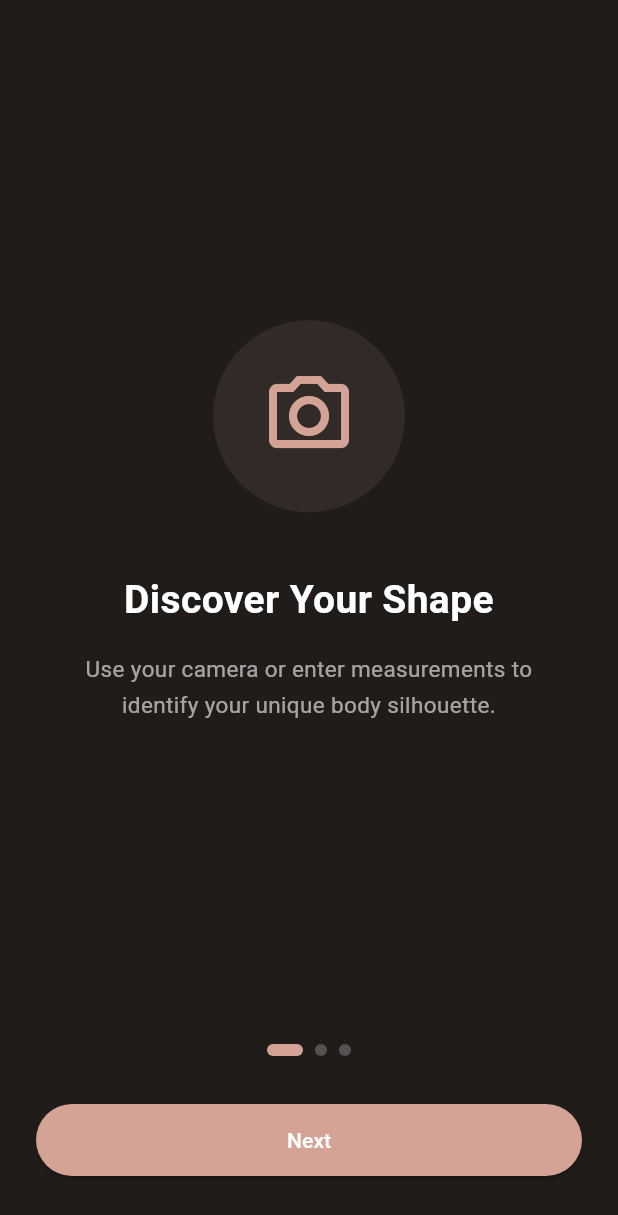
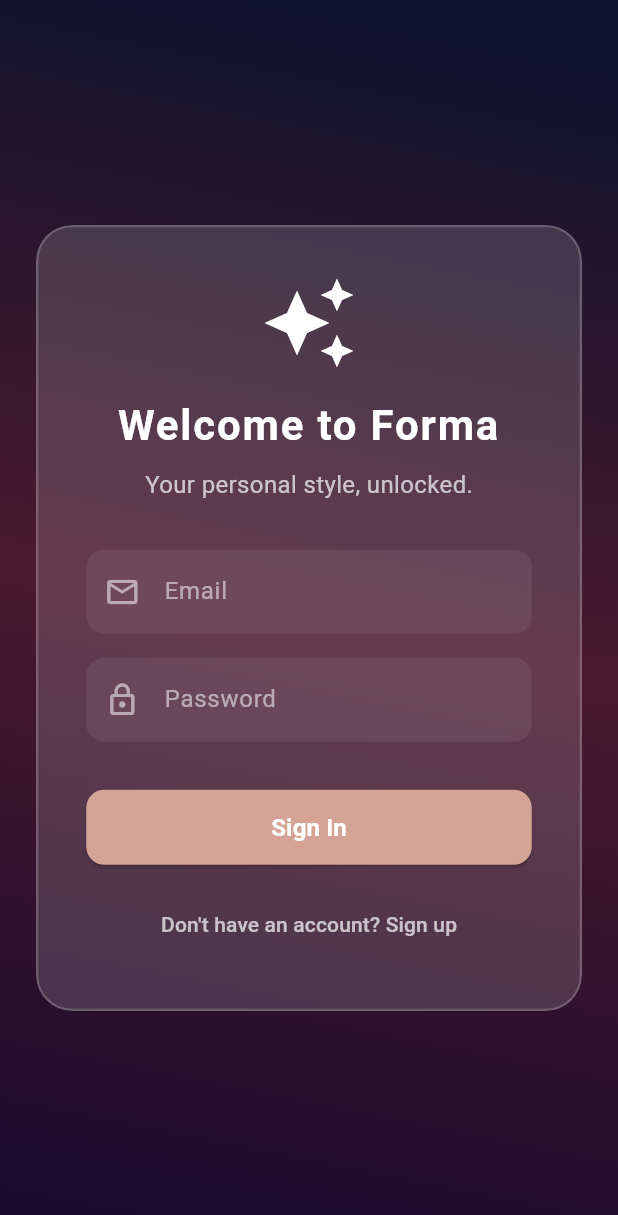
Before and after one commit to JavierSerranoGarcia/makena-app, a Flutter app: the screen it shows after launch, on a phone screen of 412 x 824 dp. Shown: the top 1215 px of the screen. Run offline on Flutter 3.47's test engine with Material 3 defaults, Android fonts, the phone set to English and light mode, and no system bars; our stand-ins replace camera, permission_handler, shared_preferences; missing offline and left inert: google_mlkit_pose_detection.

Commit message:
Implement authentication flow, profile setup, UI upgrade, and rename app to Forma

```diff
--- a/lib/main.dart
+++ b/lib/main.dart
@@ -2,21 +2,24 @@ import 'package:flutter/material.dart';
 import 'package:camera/camera.dart';
 import 'package:permission_handler/permission_handler.dart';
 import 'package:google_mlkit_pose_detection/google_mlkit_pose_detection.dart';
+import 'screens/splash_screen.dart';
+import 'screens/auth/login_screen.dart';
+import 'services/storage_service.dart';
 
 const _kBg = Color(0xFF1F1C1A);
 const _kAccent = Color(0xFFD4A396);
 
-void main() => runApp(const MakenaApp());
+void main() => runApp(const FormaApp());
 
 // ─────────────────────────────────────────────────────────────── App ──────────
 
-class MakenaApp extends StatelessWidget {
-  const MakenaApp({super.key});
+class FormaApp extends StatelessWidget {
+  const FormaApp({super.key});
 
   @override
   Widget build(BuildContext context) {
     return MaterialApp(
-      title: 'Makena',
+      title: 'Forma',
       debugShowCheckedModeBanner: false,
       theme: ThemeData.dark().copyWith(
         scaffoldBackgroundColor: _kBg,
@@ -43,7 +46,7 @@ class MakenaApp extends StatelessWidget {
           labelStyle: const TextStyle(color: Colors.white54),
         ),
       ),
-      home: const OnboardingScreen(),
+      home: const SplashScreen(),
     );
   }
 }
@@ -810,6 +813,34 @@ class ResultsScreen extends StatelessWidget {
         elevation: 0,
         title: const Text('Your Style Profile', style: TextStyle(fontSize: 18, fontWeight: FontWeight.w600)),
         centerTitle: true,
+        actions: [
+          IconButton(
+            icon: const Icon(Icons.logout),
+            onPressed: () async {
+              final email = await StorageService.getCurrentUserEmail();
+              if (email != null) {
+                final profile = await StorageService.getUserProfile(email);
+                if (profile != null) {
+                  final updatedProfile = profile.copyWith(
+                    shoulder: shoulder,
+                    bust: bust,
+                    waist: waist,
+                    hip: hip,
+                    undertone: undertone,
+                  );
+                  await StorageService.saveUserProfile(updatedProfile);
+                }
+              }
+              await StorageService.logout();
+              if (context.mounted) {
+                Navigator.of(context).pushAndRemoveUntil(
+                  MaterialPageRoute(builder: (_) => const LoginScreen()),
+                  (route) => false,
+                );
+              }
+            },
+          ),
+        ],
       ),
       body: SingleChildScrollView(
         padding: const EdgeInsets.fromLTRB(24, 8, 24, 48),
--- /dev/null
+++ b/lib/models/user_profile.dart
@@ -0,0 +1,75 @@
+class UserProfile {
+  final String email;
+  final String? gender;
+  final int? height;
+  final int? age;
+  final double? shoulder;
+  final double? bust;
+  final double? waist;
+  final double? hip;
+  final String? undertone;
+
+  UserProfile({
+    required this.email,
+    this.gender,
+    this.height,
+    this.age,
+    this.shoulder,
+    this.bust,
+    this.waist,
+    this.hip,
+    this.undertone,
+  });
+
+  Map<String, dynamic> toJson() {
+    return {
+      'email': email,
+      'gender': gender,
+      'height': height,
+      'age': age,
+      'shoulder': shoulder,
+      'bust': bust,
+      'waist': waist,
+      'hip': hip,
+      'undertone': undertone,
+    };
+  }
+
+  factory UserProfile.fromJson(Map<String, dynamic> json) {
+    return UserProfile(
+      email: json['email'] as String,
+      gender: json['gender'] as String?,
+      height: json['height'] as int?,
+      age: json['age'] as int?,
+      shoulder: json['shoulder'] as double?,
+      bust: json['bust'] as double?,
+      waist: json['waist'] as double?,
+      hip: json['hip'] as double?,
+      undertone: json['undertone'] as String?,
+    );
+  }
+
+  UserProfile copyWith({
+    String? email,
+    String? gender,
+    int? height,
+    int? age,
+    double? shoulder,
+    double? bust,
+    double? waist,
+    double? hip,
+    String? undertone,
+  }) {
+    return UserProfile(
+      email: email ?? this.email,
+      gender: gender ?? this.gender,
+      height: height ?? this.height,
+      age: age ?? this.age,
+      shoulder: shoulder ?? this.shoulder,
+      bust: bust ?? this.bust,
+      waist: waist ?? this.waist,
+      hip: hip ?? this.hip,
+      undertone: undertone ?? this.undertone,
+    );
+  }
+}
--- /dev/null
+++ b/lib/screens/auth/login_screen.dart
@@ -0,0 +1,126 @@
+import 'package:flutter/material.dart';
+import '../../utils/ui_utils.dart';
+import '../../services/storage_service.dart';
+import '../../main.dart'; // To access MeasurementInputScreen later
+import 'create_account_screen.dart';
+
+class LoginScreen extends StatefulWidget {
+  const LoginScreen({super.key});
+
+  @override
+  State<LoginScreen> createState() => _LoginScreenState();
+}
+
+class _LoginScreenState extends State<LoginScreen> {
+  final _emailCtrl = TextEditingController();
+  final _passwordCtrl = TextEditingController();
+  bool _isLoading = false;
+
+  void _login() async {
+    final email = _emailCtrl.text.trim();
+    final pass = _passwordCtrl.text.trim();
+    if (email.isEmpty || pass.isEmpty) return;
+
+    setState(() => _isLoading = true);
+    final success = await StorageService.login(email, pass);
+    if (!mounted) return;
+    setState(() => _isLoading = false);
+
+    if (success) {
+      Navigator.of(context).pushReplacement(
+        MaterialPageRoute(builder: (_) => const MeasurementInputScreen()), // Ideally check if profile is complete first, but simple flow here
+      );
+    } else {
+      ScaffoldMessenger.of(context).showSnackBar(
+        const SnackBar(content: Text('Invalid email or password.')),
+      );
+    }
+  }
+
+  @override
+  Widget build(BuildContext context) {
+    return Scaffold(
+      body: AnimatedGradientBackground(
+        child: SafeArea(
+          child: Center(
+            child: SingleChildScrollView(
+              padding: const EdgeInsets.symmetric(horizontal: 24),
+              child: GlassContainer(
+                padding: const EdgeInsets.all(32),
+                child: Column(
+                  mainAxisSize: MainAxisSize.min,
+                  children: [
+                    const Icon(Icons.auto_awesome, size: 64, color: Colors.white),
+                    const SizedBox(height: 16),
+                    const Text(
+                      'Welcome to Forma',
+                      style: TextStyle(
+                        fontSize: 28,
+                        fontWeight: FontWeight.bold,
+                        color: Colors.white,
+                        letterSpacing: 1.2,
+                      ),
+                      textAlign: TextAlign.center,
+                    ),
+                    const SizedBox(height: 8),
+                    const Text(
+                      'Your personal style, unlocked.',
+                      style: TextStyle(color: Colors.white70, fontSize: 16),
+                    ),
+                    const SizedBox(height: 32),
+                    TextField(
+                      controller: _emailCtrl,
+                      style: const TextStyle(color: Colors.white),
+                      decoration: const InputDecoration(
+                        labelText: 'Email',
+                        prefixIcon: Icon(Icons.email_outlined, color: Colors.white54),
+                      ),
+                    ),
+                    const SizedBox(height: 16),
+                    TextField(
+                      controller: _passwordCtrl,
+                      obscureText: true,
+                      style: const TextStyle(color: Colors.white),
+                      decoration: const InputDecoration(
+                        labelText: 'Password',
+                        prefixIcon: Icon(Icons.lock_outline, color: Colors.white54),
+                      ),
+                    ),
+                    const SizedBox(height: 32),
+                    SizedBox(
+                      width: double.infinity,
+                      height: 50,
+                      child: ElevatedButton(
+                        onPressed: _isLoading ? null : _login,
+                        style: ElevatedButton.styleFrom(
+                          backgroundColor: const Color(0xFFD4A396),
+                          foregroundColor: Colors.white,
+                          shape: RoundedRectangleBorder(borderRadius: BorderRadius.circular(12)),
+                        ),
+                        child: _isLoading
+                            ? const CircularProgressIndicator(color: Colors.white)
+                            : const Text('Sign In', style: TextStyle(fontSize: 16, fontWeight: FontWeight.bold)),
+                      ),
+                    ),
+                    const SizedBox(height: 16),
+                    TextButton(
+                      onPressed: () {
+                        Navigator.of(context).push(
+                          MaterialPageRoute(builder: (_) => const CreateAccountScreen()),
+                        );
+                      },
+                      child: const Text(
+                        "Don't have an account? Sign up",
+                        style: TextStyle(color: Colors.white70),
+                      ),
+                    ),
+                  ],
+                ),
+              ),
+            ),
+          ),
+        ),
+      ),
+    );
+  }
+}
--- /dev/null
+++ b/lib/services/storage_service.dart
@@ -0,0 +1,59 @@
+import 'dart:convert';
+import 'package:shared_preferences/shared_preferences.dart';
+import '../models/user_profile.dart';
+
+class StorageService {
+  static const String _userKey = 'user_profile';
+  static const String _currentUserEmailKey = 'current_user_email';
+
+  // In a real app we'd hash passwords or use secure storage.
+  // This is a simple mock auth + storage mechanism.
+  static const String _authPrefix = 'auth_';
+
+  static Future<bool> createAccount(String email, String password) async {
+    final prefs = await SharedPreferences.getInstance();
+    if (prefs.containsKey('$_authPrefix$email')) {
+      return false; // Account already exists
+    }
+    await prefs.setString('$_authPrefix$email', password);
+    await login(email, password);
+    return true;
+  }
+
+  static Future<bool> login(String email, String password) async {
+    final prefs = await SharedPreferences.getInstance();
+    final storedPassword = prefs.getString('$_authPrefix$email');
+    if (storedPassword == password) {
+      await prefs.setString(_currentUserEmailKey, email);
+      return true;
+    }
+    return false;
+  }
+
+  static Future<void> logout() async {
+    final prefs = await SharedPreferences.getInstance();
+    await prefs.remove(_currentUserEmailKey);
+  }
+
+  static Future<String?> getCurrentUserEmail() async {
+    final prefs = await SharedPreferences.getInstance();
+    return prefs.getString(_currentUserEmailKey);
+  }
+
+  static Future<void> saveUserProfile(UserProfile profile) async {
+    final prefs = await SharedPreferences.getInstance();
+    final jsonString = jsonEncode(profile.toJson());
+    // Save under the user's specific key
+    await prefs.setString('${_userKey}_${profile.email}', jsonString);
+  }
+
+  static Future<UserProfile?> getUserProfile(String email) async {
+    final prefs = await SharedPreferences.getInstance();
+    final jsonString = prefs.getString('${_userKey}_$email');
+    if (jsonString != null) {
+      final jsonMap = jsonDecode(jsonString) as Map<String, dynamic>;
+      return UserProfile.fromJson(jsonMap);
+    }
+    return null;
+  }
+}
--- /dev/null
+++ b/lib/utils/ui_utils.dart
@@ -0,0 +1,107 @@
+import 'dart:ui';
+import 'package:flutter/material.dart';
+
+class GlassContainer extends StatelessWidget {
+  final Widget child;
+  final double blur;
+  final double opacity;
+  final EdgeInsetsGeometry? padding;
+  final BorderRadius? borderRadius;
+
+  const GlassContainer({
+    super.key,
+    required this.child,
+    this.blur = 10.0,
+    this.opacity = 0.15,
+    this.padding,
+    this.borderRadius,
+  });
+
+  @override
+  Widget build(BuildContext context) {
+    final br = borderRadius ?? BorderRadius.circular(24);
+    return ClipRRect(
+      borderRadius: br,
+      child: BackdropFilter(
+        filter: ImageFilter.blur(sigmaX: blur, sigmaY: blur),
+        child: Container(
+          padding: padding,
+          decoration: BoxDecoration(
+            color: Colors.white.withValues(alpha: opacity),
+            borderRadius: br,
+            border: Border.all(
+              color: Colors.white.withValues(alpha: 0.2),
+              width: 1.5,
+            ),
+          ),
+          child: child,
+        ),
+      ),
+    );
+  }
+}
+
+class AnimatedGradientBackground extends StatefulWidget {
+  final Widget child;
+  const AnimatedGradientBackground({super.key, required this.child});
+
+  @override
+  State<AnimatedGradientBackground> createState() => _AnimatedGradientBackgroundState();
+}
+
+class _AnimatedGradientBackgroundState extends State<AnimatedGradientBackground>
+    with SingleTickerProviderStateMixin {
+  late AnimationController _controller;
+  late Animation<Alignment> _topAlignmentAnimation;
+  late Animation<Alignment> _bottomAlignmentAnimation;
+
+  @override
+  void initState() {
+    super.initState();
+    _controller = AnimationController(vsync: this, duration: const Duration(seconds: 10));
+    _topAlignmentAnimation = TweenSequence<Alignment>([
+      TweenSequenceItem(tween: Tween(begin: Alignment.topLeft, end: Alignment.topRight), weight: 1),
+      TweenSequenceItem(tween: Tween(begin: Alignment.topRight, end: Alignment.bottomRight), weight: 1),
+      TweenSequenceItem(tween: Tween(begin: Alignment.bottomRight, end: Alignment.bottomLeft), weight: 1),
+      TweenSequenceItem(tween: Tween(begin: Alignment.bottomLeft, end: Alignment.topLeft), weight: 1),
+    ]).animate(_controller);
+
+    _bottomAlignmentAnimation = TweenSequence<Alignment>([
+      TweenSequenceItem(tween: Tween(begin: Alignment.bottomRight, end: Alignment.bottomLeft), weight: 1),
+      TweenSequenceItem(tween: Tween(begin: Alignment.bottomLeft, end: Alignment.topLeft), weight: 1),
+      TweenSequenceItem(tween: Tween(begin: Alignment.topLeft, end: Alignment.topRight), weight: 1),
+      TweenSequenceItem(tween: Tween(begin: Alignment.topRight, end: Alignment.bottomRight), weight: 1),
+    ]).animate(_controller);
+
+    _controller.repeat();
+  }
+
+  @override
+  void dispose() {
+    _controller.dispose();
+    super.dispose();
+  }
+
+  @override
+  Widget build(BuildContext context) {
+    return AnimatedBuilder(
+      animation: _controller,
+      builder: (context, _) {
+        return Container(
+          decoration: BoxDecoration(
+            gradient: LinearGradient(
+              colors: const [
+                Color(0xFF1a0b2e), // Deep purple
+                Color(0xFF4a192c), // Deep crimson/magenta
+                Color(0xFF0b132e), // Deep blue
+              ],
+              begin: _topAlignmentAnimation.value,
+              end: _bottomAlignmentAnimation.value,
+            ),
+          ),
+          child: widget.child,
+        );
+      },
+    );
+  }
+}
--- a/pubspec.yaml
+++ b/pubspec.yaml
@@ -14,6 +14,7 @@ dependencies:
   camera: ^0.10.6
   permission_handler: ^11.3.1
   google_mlkit_pose_detection: ^0.14.1
+  shared_preferences: ^2.5.5
 
 dev_dependencies:
   flutter_test:
```
Also changed, not shown: lib/screens/auth/create_account_screen.dart (added, +113 -0 lines), lib/screens/auth/profile_setup_screen.dart (added, +158 -0 lines), lib/screens/splash_screen.dart (added, +48 -0 lines), .antigravitycli/39ea1356-a74e-4eaa-a823-3bf6326a7c13.json (added), pubspec.lock, 3 other files.
